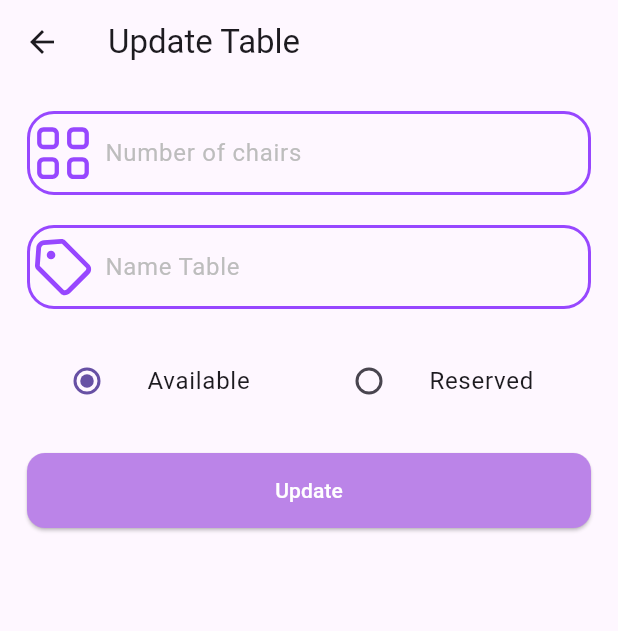
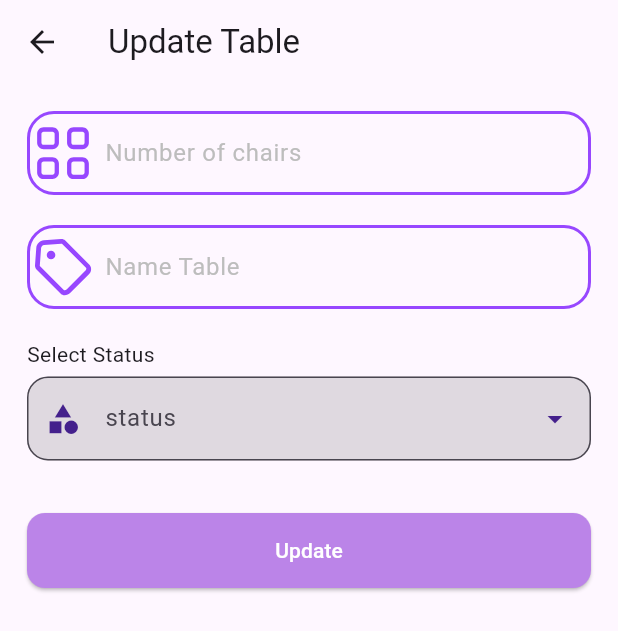
Before and after one commit to bahaaeshnena/resturant_dashboard, a Flutter app: the UpdateTableView screen opened directly, on a phone screen of 412 x 824 dp. Shown: the top 631 px of the screen. Run offline on Flutter 3.47's test engine with Material 3 defaults, Android fonts, the phone set to English and light mode, and no system bars; our stand-ins replace cloud_firestore, firebase_auth, firebase_core, flutter_svg, google_sign_in, shared_preferences; missing offline and left inert: drop_down_list; accounts and stored records are empty.

Commit message:
add dropdownlist

```diff
--- /dev/null
+++ b/lib/src/core/common/widgets/app_text_field.dart
@@ -0,0 +1,118 @@
+import 'package:drop_down_list/drop_down_list.dart';
+import 'package:drop_down_list/model/selected_list_item.dart';
+import 'package:flutter/material.dart';
+import 'package:task/src/core/utils/constants/colors.dart';
+
+class AppTextField extends StatefulWidget {
+  final TextEditingController textEditingController;
+  final String title;
+  final String hint;
+  final bool isCategorySelected;
+  final List<SelectedListItem>? categories;
+  final String? Function(String?)? validate;
+  const AppTextField({
+    required this.textEditingController,
+    required this.title,
+    required this.hint,
+    required this.isCategorySelected,
+    this.categories,
+    super.key,
+    this.validate,
+  });
+
+  @override
+  // ignore: library_private_types_in_public_api
+  _AppTextFieldState createState() => _AppTextFieldState();
+}
+
+class _AppTextFieldState extends State<AppTextField> {
+  void onTextFieldTap() {
+    DropDownState(
+      DropDown(
+        isDismissible: true,
+        bottomSheetTitle: Text(
+          widget.title,
+          style: const TextStyle(
+            fontWeight: FontWeight.bold,
+            fontSize: 20.0,
+          ),
+        ),
+        submitButtonChild: const Text(
+          'done',
+          style: TextStyle(
+            fontSize: 16,
+            fontWeight: FontWeight.bold,
+          ),
+        ),
+        clearButtonChild: const Text(
+          'clear',
+          style: TextStyle(
+            fontSize: 16,
+            fontWeight: FontWeight.bold,
+          ),
+        ),
+        data: widget.categories ?? [],
+        selectedItems: (List<dynamic> selectedList) {
+          List<String> list = [];
+          for (var item in selectedList) {
+            if (item is SelectedListItem) {
+              list.add(item.name);
+              widget.textEditingController.text = item.name;
+            }
+          }
+          // TLoaders.successSnackBar(
+          //     title: 'Success Category selected', message: list.toString());
+        },
+        enableMultipleSelection: false,
+      ),
+    ).showModal(context);
+  }
+
+  @override
+  Widget build(BuildContext context) {
+    return Column(
+      crossAxisAlignment: CrossAxisAlignment.start,
+      children: [
+        Text(widget.title),
+        const SizedBox(
+          height: 5.0,
+        ),
+        TextFormField(
+          readOnly: true,
+          validator: widget.validate,
+          controller: widget.textEditingController,
+          onTap: widget.isCategorySelected
+              ? () {
+                  FocusScope.of(context).unfocus();
+                  onTextFieldTap();
+                }
+              : null,
+          decoration: InputDecoration(
+            suffixIcon: const Icon(
+              Icons.arrow_drop_down,
+              color: ColorsApp.primaryColor,
+            ),
+            prefixIcon: const Icon(
+              Icons.category,
+              color: ColorsApp.primaryColor,
+            ),
+            filled: true,
+            fillColor: Colors.black12,
+            // contentPadding:
+            //     const EdgeInsets.only(left: 8, bottom: 0, top: 0, right: 15),
+            hintText: widget.textEditingController.text == ""
+                ? widget.hint
+                : widget.textEditingController.text,
+            border: const OutlineInputBorder().copyWith(
+              borderRadius: BorderRadius.circular(14),
+              borderSide: const BorderSide(width: 1, color: Colors.grey),
+            ),
+          ),
+        ),
+        const SizedBox(
+          height: 15.0,
+        ),
+      ],
+    );
+  }
+}
--- a/lib/src/features/home/models/tabel_model.dart
+++ b/lib/src/features/home/models/tabel_model.dart
@@ -3,12 +3,12 @@ import 'dart:convert';
 class TableModel {
   final String? id;
   final String name;
-  final String? status;
+  final String status;
   final String numberOfChairs;
 
   TableModel({
     this.id,
-    this.status = "Available",
+    required this.status,
     required this.name,
     required this.numberOfChairs,
   });
--- a/lib/src/features/home/presentation/views/drawer/widgets/body_add_table_view.dart
+++ b/lib/src/features/home/presentation/views/drawer/widgets/body_add_table_view.dart
@@ -1,5 +1,7 @@
+import 'package:drop_down_list/model/selected_list_item.dart';
 import 'package:flutter/material.dart';
 import 'package:provider/provider.dart';
+import 'package:task/src/core/common/widgets/app_text_field.dart';
 import 'package:task/src/core/utils/validators/validator.dart';
 import 'package:task/src/core/utils/widgets/custom_elevated_button.dart';
 import 'package:task/src/core/utils/widgets/custom_text_field.dart';
@@ -38,6 +40,16 @@ class BodyAddTableView extends StatelessWidget {
                         hint: 'Name Table',
                       ),
                       const SizedBox(height: 20),
+                      AppTextField(
+                        categories: [
+                          SelectedListItem(name: 'Available'),
+                          SelectedListItem(name: 'Reserved'),
+                        ],
+                        textEditingController: tableViewModel.statusController,
+                        title: 'Select Status',
+                        hint: 'status',
+                        isCategorySelected: true,
+                      ),
                       CustomElevatedButton(
                         text: tableViewModel.isLoading
                             ? 'Adding...'
--- a/lib/src/features/home/presentation/views/drawer/widgets/update_table_view.dart
+++ b/lib/src/features/home/presentation/views/drawer/widgets/update_table_view.dart
@@ -1,9 +1,12 @@
+import 'package:drop_down_list/model/selected_list_item.dart';
 import 'package:flutter/material.dart';
 import 'package:provider/provider.dart';
 import 'package:task/src/core/utils/validators/validator.dart';
 import 'package:task/src/core/utils/widgets/custom_elevated_button.dart';
 import 'package:task/src/core/utils/widgets/custom_text_field.dart';
 import 'package:task/src/features/home/view_models/tabel_view_model.dart';
+
+import '../../../../../../core/common/widgets/app_text_field.dart';
 
 class UpdateTableView extends StatelessWidget {
   const UpdateTableView({super.key});
@@ -40,37 +43,16 @@ class UpdateTableView extends StatelessWidget {
                           hint: 'Name Table',
                         ),
                         const SizedBox(height: 20),
-                        Row(
-                          children: [
-                            Expanded(
-                              child: ListTile(
-                                title: const Text('Available'),
-                                leading: Radio<String>(
-                                  value: 'Available',
-                                  groupValue: tableViewModel.status,
-                                  onChanged: (value) {
-                                    if (value != null) {
-                                      tableViewModel.status = value;
-                                    }
-                                  },
-                                ),
-                              ),
-                            ),
-                            Expanded(
-                              child: ListTile(
-                                title: const Text('Reserved'),
-                                leading: Radio<String>(
-                                  value: 'Reserved',
-                                  groupValue: tableViewModel.status,
-                                  onChanged: (value) {
-                                    if (value != null) {
-                                      tableViewModel.status = value;
-                                    }
-                                  },
-                                ),
-                              ),
-                            ),
+                        AppTextField(
+                          categories: [
+                            SelectedListItem(name: 'Available'),
+                            SelectedListItem(name: 'Reserved'),
                           ],
+                          textEditingController:
+                              tableViewModel.statusController,
+                          title: 'Select Status',
+                          hint: 'status',
+                          isCategorySelected: true,
                         ),
                         const SizedBox(height: 20),
                         CustomElevatedButton(
@@ -89,3 +71,35 @@ class UpdateTableView extends StatelessWidget {
     );
   }
 }
+// Row(
+//                           children: [
+//                             Expanded(
+//                               child: ListTile(
+//                                 title: const Text('Available'),
+//                                 leading: Radio<String>(
+//                                   value: 'Available',
+//                                   groupValue: tableViewModel.status,
+//                                   onChanged: (value) {
+//                                     if (value != null) {
+//                                       tableViewModel.status = value;
+//                                     }
+//                                   },
+//                                 ),
+//                               ),
+//                             ),
+//                             Expanded(
+//                               child: ListTile(
+//                                 title: const Text('Reserved'),
+//                                 leading: Radio<String>(
+//                                   value: 'Reserved',
+//                                   groupValue: tableViewModel.status,
+//                                   onChanged: (value) {
+//                                     if (value != null) {
+//                                       tableViewModel.status = value;
+//                                     }
+//                                   },
+//                                 ),
+//                               ),
+//                             ),
+//                           ],
+//                         ),
--- a/lib/src/features/home/view_models/tabel_view_model.dart
+++ b/lib/src/features/home/view_models/tabel_view_model.dart
@@ -33,6 +33,7 @@ class TableViewModel extends ChangeNotifier {
   final TextEditingController numberOfChairsController =
       TextEditingController();
   final TextEditingController nameController = TextEditingController();
+  TextEditingController statusController = TextEditingController();
 
   Stream<List<TableModel>> get tablesStream => _tableRepo.streamTables();
 
@@ -65,6 +66,7 @@ class TableViewModel extends ChangeNotifier {
       String id = const Uuid().v4();
       TableModel newTable = TableModel(
         id: id,
+        status: statusController.text,
         name: nameController.text,
         numberOfChairs: numberOfChairsController.text,
       );
--- a/pubspec.yaml
+++ b/pubspec.yaml
@@ -30,6 +30,7 @@ environment:
 dependencies:
   cloud_firestore: ^5.4.1
   cupertino_icons: ^1.0.8
+  drop_down_list: ^0.0.7
   firebase_auth: ^5.2.1
   firebase_core: ^3.4.1
   flutter:
```
Also changed, not shown: pubspec.lock.
